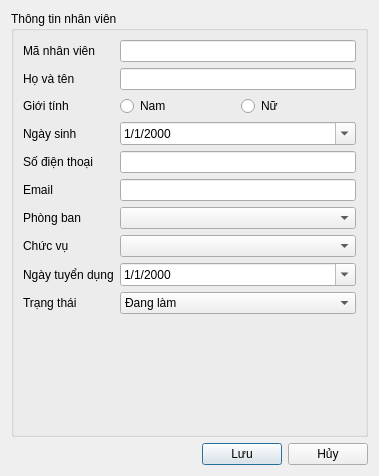
The window that ui/employee_add.ui (thinh-doan/sales-and-warehouse-management-system) describes before a commit, drawn with Qt 5.
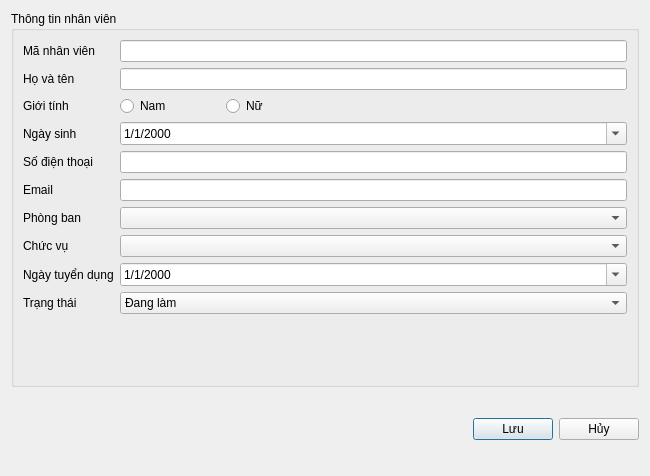
The same window after the commit. Icons and pictures are not drawn.

```diff
--- a/ui/employee_add.ui
+++ b/ui/employee_add.ui
@@ -6,7 +6,7 @@
    <rect>
     <x>0</x>
     <y>0</y>
-    <width>379</width>
+    <width>650</width>
     <height>476</height>
    </rect>
   </property>
@@ -55,6 +55,12 @@
        <layout class="QHBoxLayout" name="horizontalLayout">
         <item>
          <widget class="QRadioButton" name="rbNam">
+          <property name="maximumSize">
+           <size>
+            <width>100</width>
+            <height>16777215</height>
+           </size>
+          </property>
           <property name="text">
            <string>Nam</string>
           </property>
@@ -169,6 +175,12 @@
    </item>
    <item>
     <layout class="QHBoxLayout" name="buttonLayout">
+     <property name="topMargin">
+      <number>25</number>
+     </property>
+     <property name="bottomMargin">
+      <number>25</number>
+     </property>
      <item>
       <spacer name="horizontalSpacer">
        <property name="orientation">
```
Left out of the diff: 6 changed lines with no effect on the pictures.
